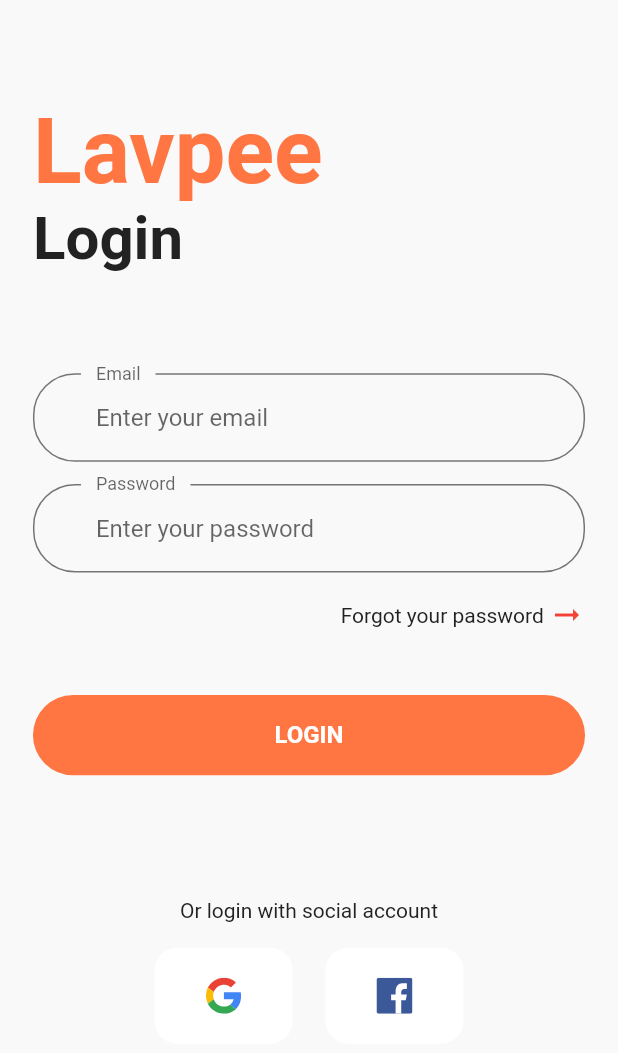
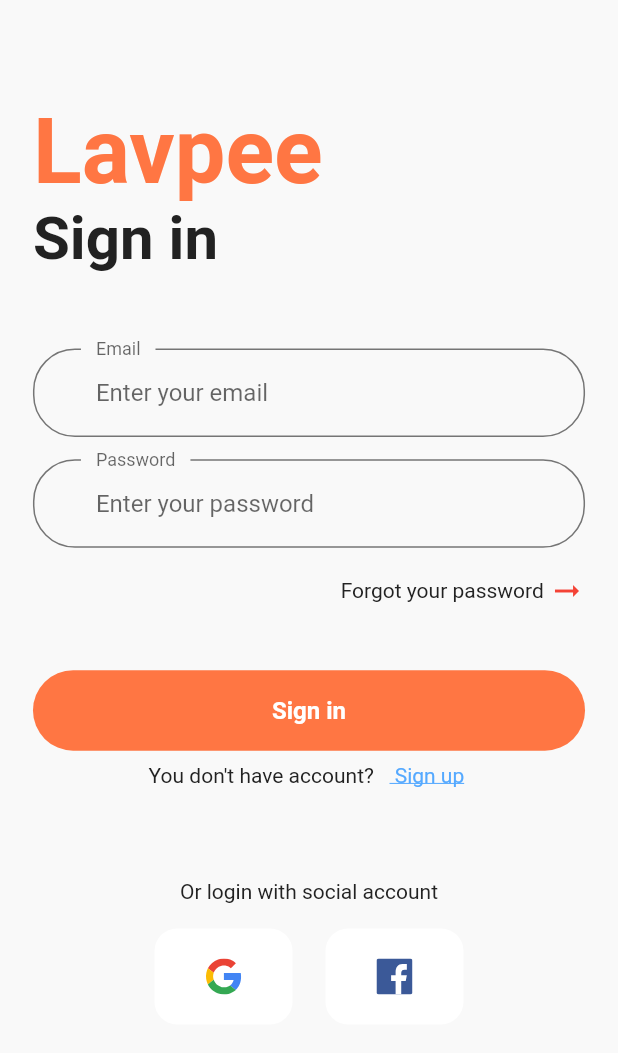
Before and after one commit to troqphuc147/e_commerce_ui, a Flutter app: the screen it shows after launch, on a phone screen of 412 x 824 dp. Shown: the top 1053 px of the screen. Run offline on Flutter 3.47's test engine with Material 2 defaults, Android fonts, the phone set to English and light mode, and no system bars; our stand-ins replace flutter_svg; Roboto replaces fonts that are missing (Metropolis).

Commit message:
create sign up screen

```diff
--- a/lib/main.dart
+++ b/lib/main.dart
@@ -1,5 +1,5 @@
 import 'package:e_commerce_ui/Theme.dart';
-import 'package:e_commerce_ui/screens/login/login_screen.dart';
+import 'package:e_commerce_ui/screens/signin/login_screen.dart';
 import 'package:flutter/material.dart';
 
 void main() {
--- a/lib/screens/login/components/body.dart
+++ b/lib/screens/signin/components/body.dart
@@ -1,6 +1,7 @@
 import 'package:e_commerce_ui/components/list_social_button.dart';
 import 'package:e_commerce_ui/constants.dart';
-import 'package:e_commerce_ui/screens/login/components/login_form.dart';
+import 'package:e_commerce_ui/screens/signin/components/login_form.dart';
+import 'package:e_commerce_ui/screens/signup/signup_screen.dart';
 import 'package:e_commerce_ui/size_config.dart';
 import 'package:flutter/cupertino.dart';
 import 'package:flutter/material.dart';
@@ -36,14 +37,14 @@ class Body extends StatelessWidget {
                 textAlign: TextAlign.left,
               ),
               const Text(
-                "Login",
+                "Sign in",
                 style: TextStyle(
                   fontSize: 40,
                   fontWeight: FontWeight.bold,
                 ),
                 textAlign: TextAlign.left,
               ),
-              SizedBox(height: SizeConfig.screenHeight * 0.08),
+              SizedBox(height: SizeConfig.screenHeight * 0.06),
               const LoginForm(),
               SizedBox(height: SizeConfig.screenHeight * 0.02),
               Row(
@@ -65,8 +66,28 @@ class Body extends StatelessWidget {
                 ],
               ),
               SizedBox(height: SizeConfig.screenHeight * 0.05),
-              DefautlButton(text: "LOGIN"),
-              SizedBox(height: SizeConfig.screenHeight * 0.1),
+              DefautlButton(text: "Sign in"),
+              SizedBox(height: SizeConfig.screenHeight * 0.01),
+              Row(
+                mainAxisAlignment: MainAxisAlignment.center,
+                children: [
+                  const Text("You don't have account?   "),
+                  GestureDetector(
+                      onTap: () {
+                        Navigator.pushReplacement(
+                            context,
+                            MaterialPageRoute(
+                                builder: (context) => const SignUpScreen()));
+                      },
+                      child: const Text(
+                        " Sign up ",
+                        style: TextStyle(
+                            color: Color(0xff55a9ff),
+                            decoration: TextDecoration.underline),
+                      )),
+                ],
+              ),
+              SizedBox(height: SizeConfig.screenHeight * 0.075),
               Row(
                 mainAxisAlignment: MainAxisAlignment.center,
                 children: const [
--- a/lib/screens/login/login_screen.dart
+++ b/lib/screens/signin/login_screen.dart
@@ -1,4 +1,4 @@
-import 'package:e_commerce_ui/screens/login/components/body.dart';
+import 'package:e_commerce_ui/screens/signin/components/body.dart';
 import 'package:flutter/material.dart';
 import 'package:e_commerce_ui/size_config.dart';
 class LoginScreen extends StatelessWidget {
```
Also changed, not shown: lib/screens/signup/components/body.dart (added, +92 -0 lines), lib/screens/signup/components/signup_form.dart (added, +76 -0 lines), lib/screens/signup/signup_screen.dart (added, +17 -0 lines), lib/screens/signin/components/login_form.dart (renamed from lib/screens/login/components/login_form.dart).
